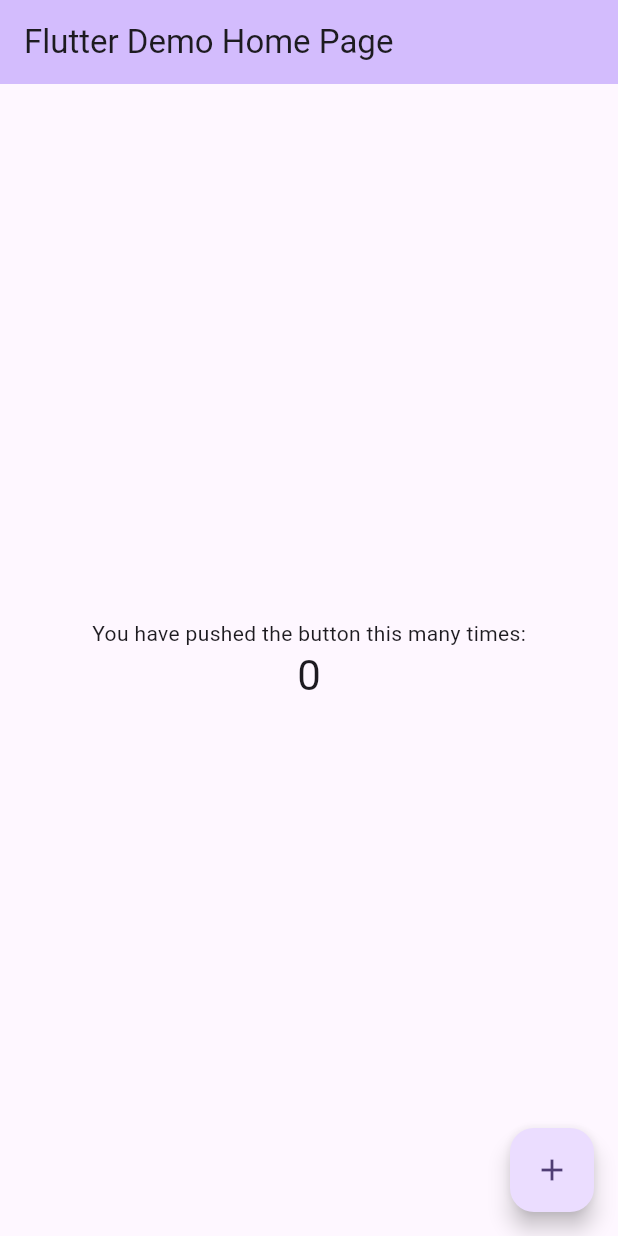
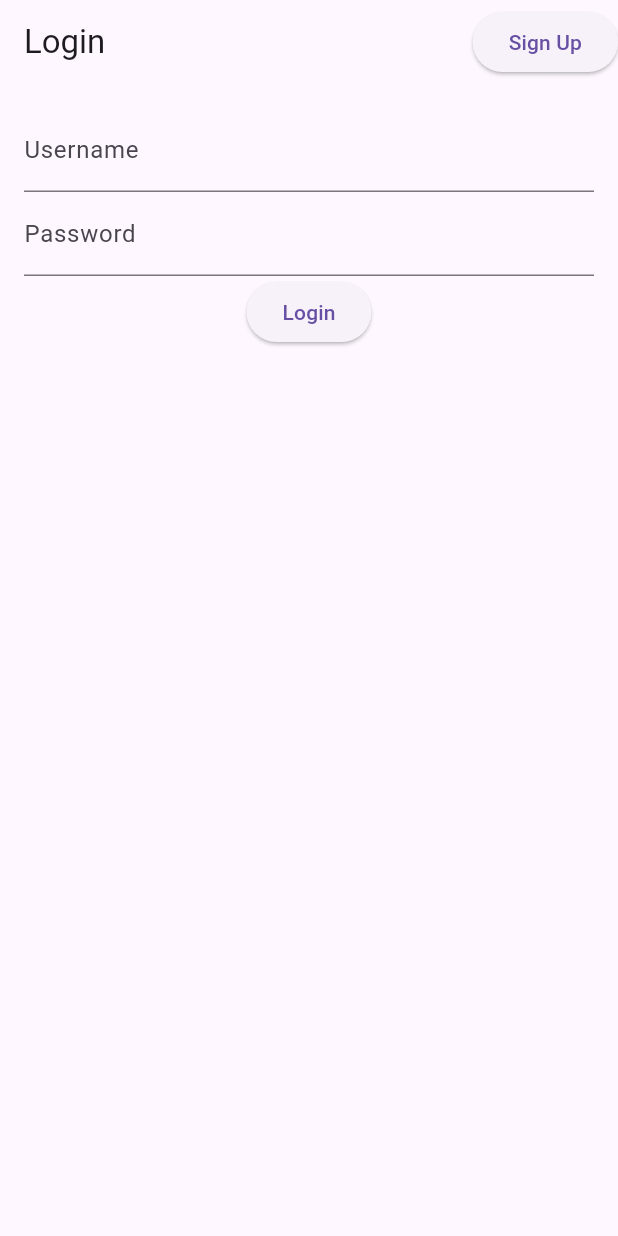
Before and after one commit to HugoClemt/projet_mds, a Flutter app: the screen it shows after launch, on a phone screen of 412 x 824 dp. Run offline on Flutter 3.47's test engine with Material 3 defaults, Android fonts, the phone set to English and light mode, and no system bars; our stand-ins replace shared_preferences.

Commit message:
Authentification ( signup & signin ) with redirection HomeScreen

```diff
--- a/lib/main.dart
+++ b/lib/main.dart
@@ -1,4 +1,5 @@
 import 'package:flutter/material.dart';
+import 'package:projet_mds/view/splash_screen.dart';
 
 void main() {
   runApp(const MyApp());
@@ -7,119 +8,10 @@
 class MyApp extends StatelessWidget {
   const MyApp({super.key});
 
-  // This widget is the root of your application.
   @override
   Widget build(BuildContext context) {
-    return MaterialApp(
-      title: 'Flutter Demo',
-      theme: ThemeData(
-        // This is the theme of your application.
-        //
-        // TRY THIS: Try running your application with "flutter run". You'll see
-        // the application has a purple toolbar. Then, without quitting the app,
-        // try changing the seedColor in the colorScheme below to Colors.green
-        // and then invoke "hot reload" (save your changes or press the "hot
-        // reload" button in a Flutter-supported IDE, or press "r" if you used
-        // the command line to start the app).
-        //
-        // Notice that the counter didn't reset back to zero; the application
-        // state is not lost during the reload. To reset the state, use hot
-        // restart instead.
-        //
-        // This works for code too, not just values: Most code changes can be
-        // tested with just a hot reload.
-        colorScheme: ColorScheme.fromSeed(seedColor: Colors.deepPurple),
-        useMaterial3: true,
-      ),
-      home: const MyHomePage(title: 'Flutter Demo Home Page'),
+    return const MaterialApp(
+      home: SplashScreen(),
     );
   }
 }
-
-class MyHomePage extends StatefulWidget {
-  const MyHomePage({super.key, required this.title});
-
-  // This widget is the home page of your application. It is stateful, meaning
-  // that it has a State object (defined below) that contains fields that affect
-  // how it looks.
-
-  // This class is the configuration for the state. It holds the values (in this
-  // case the title) provided by the parent (in this case the App widget) and
-  // used by the build method of the State. Fields in a Widget subclass are
-  // always marked "final".
-
-  final String title;
-
-  @override
-  State<MyHomePage> createState() => _MyHomePageState();
-}
-
-class _MyHomePageState extends State<MyHomePage> {
-  int _counter = 0;
-
-  void _incrementCounter() {
-    setState(() {
-      // This call to setState tells the Flutter framework that something has
-      // changed in this State, which causes it to rerun the build method below
-      // so that the display can reflect the updated values. If we changed
-      // _counter without calling setState(), then the build method would not be
-      // called again, and so nothing would appear to happen.
-      _counter++;
-    });
-  }
-
-  @override
-  Widget build(BuildContext context) {
-    // This method is rerun every time setState is called, for instance as done
-    // by the _incrementCounter method above.
-    //
-    // The Flutter framework has been optimized to make rerunning build methods
-    // fast, so that you can just rebuild anything that needs updating rather
-    // than having to individually change instances of widgets.
-    return Scaffold(
-      appBar: AppBar(
-        // TRY THIS: Try changing the color here to a specific color (to
-        // Colors.amber, perhaps?) and trigger a hot reload to see the AppBar
-        // change color while the other colors stay the same.
-        backgroundColor: Theme.of(context).colorScheme.inversePrimary,
-        // Here we take the value from the MyHomePage object that was created by
-        // the App.build method, and use it to set our appbar title.
-        title: Text(widget.title),
-      ),
-      body: Center(
-        // Center is a layout widget. It takes a single child and positions it
-        // in the middle of the parent.
-        child: Column(
-          // Column is also a layout widget. It takes a list of children and
-          // arranges them vertically. By default, it sizes itself to fit its
-          // children horizontally, and tries to be as tall as its parent.
-          //
-          // Column has various properties to control how it sizes itself and
-          // how it positions its children. Here we use mainAxisAlignment to
-          // center the children vertically; the main axis here is the vertical
-          // axis because Columns are vertical (the cross axis would be
-          // horizontal).
-          //
-          // TRY THIS: Invoke "debug painting" (choose the "Toggle Debug Paint"
-          // action in the IDE, or press "p" in the console), to see the
-          // wireframe for each widget.
-          mainAxisAlignment: MainAxisAlignment.center,
-          children: <Widget>[
-            const Text(
-              'You have pushed the button this many times:',
-            ),
-            Text(
-              '$_counter',
-              style: Theme.of(context).textTheme.headlineMedium,
-            ),
-          ],
-        ),
-      ),
-      floatingActionButton: FloatingActionButton(
-        onPressed: _incrementCounter,
-        tooltip: 'Increment',
-        child: const Icon(Icons.add),
-      ), // This trailing comma makes auto-formatting nicer for build methods.
-    );
-  }
-}
--- /dev/null
+++ b/lib/model/api_response.dart
@@ -0,0 +1,18 @@
+class ApiResponse {
+  final bool success;
+  final String message;
+  final String? token;
+  final int? id;
+
+  ApiResponse(
+      {required this.success, required this.message, this.token, this.id});
+
+  factory ApiResponse.fromJson(Map<String, dynamic> json) {
+    return ApiResponse(
+      success: json['success'] ?? true,
+      message: json['message'] ?? '',
+      token: json['token'],
+      id: json['id'],
+    );
+  }
+}
--- /dev/null
+++ b/lib/model/user.dart
@@ -0,0 +1,39 @@
+class User {
+  final String id;
+  final String username;
+  final String password;
+  final String email;
+  final String firtsName;
+  final String lastName;
+
+  User({
+    required this.id,
+    required this.username,
+    required this.password,
+    required this.email,
+    required this.firtsName,
+    required this.lastName,
+  });
+
+  factory User.fromJson(Map<String, dynamic> json) {
+    return User(
+      id: json['id'],
+      username: json['username'],
+      password: json['password'],
+      email: json['email'],
+      firtsName: json['firtsName'],
+      lastName: json['lastName'],
+    );
+  }
+
+  Map<String, dynamic> toJson() {
+    return {
+      'id': id,
+      'username': username,
+      'password': password,
+      'email': email,
+      'firtsName': firtsName,
+      'lastName': lastName,
+    };
+  }
+}
--- /dev/null
+++ b/lib/view/login_screen.dart
@@ -0,0 +1,77 @@
+import 'package:flutter/material.dart';
+import 'package:projet_mds/service/authentification_service.dart';
+import 'package:projet_mds/view/home_screen.dart';
+import 'package:projet_mds/view/register_screen.dart';
+
+class LoginScreen extends StatefulWidget {
+  const LoginScreen({super.key});
+
+  @override
+  State<LoginScreen> createState() => _LoginScreenState();
+}
+
+class _LoginScreenState extends State<LoginScreen> {
+  final TextEditingController _usernameController = TextEditingController();
+  final TextEditingController _passwordController = TextEditingController();
+  final AuthentificationService _authentificationservice =
+      AuthentificationService();
+  String? _message;
+
+  void _login() async {
+    final username = _usernameController.text;
+    final password = _passwordController.text;
+
+    final response = await _authentificationservice.login(username, password);
+
+    if (response.success) {
+      if (response.token != null) {
+        await _authentificationservice.saveToken(response.token!);
+      }
+      Navigator.pushReplacement(
+        context,
+        MaterialPageRoute(builder: (context) => const HomeScreen()),
+      );
+    } else {
+      setState(() {
+        _message = response.message;
+      });
+    }
+  }
+
+  @override
+  Widget build(BuildContext context) {
+    return Scaffold(
+      appBar: AppBar(title: const Text('Login'), actions: [
+        ElevatedButton(
+            onPressed: () {
+              Navigator.pushReplacement(
+                  context,
+                  MaterialPageRoute(
+                      builder: (context) => const Registerscreen()));
+            },
+            child: const Text('Sign Up')),
+      ]),
+      body: Padding(
+        padding: const EdgeInsets.all(16.0),
+        child: Column(
+          children: [
+            TextField(
+              controller: _usernameController,
+              decoration: const InputDecoration(labelText: 'Username'),
+            ),
+            TextField(
+              controller: _passwordController,
+              decoration: const InputDecoration(labelText: 'Password'),
+              obscureText: true,
+            ),
+            if (_message != null) Text(_message!),
+            ElevatedButton(
+              onPressed: _login,
+              child: const Text('Login'),
+            ),
+          ],
+        ),
+      ),
+    );
+  }
+}
--- a/pubspec.yaml
+++ b/pubspec.yaml
@@ -35,6 +35,8 @@ dependencies:
   # The following adds the Cupertino Icons font to your application.
   # Use with the CupertinoIcons class for iOS style icons.
   cupertino_icons: ^1.0.6
+  http: ^1.2.1
+  shared_preferences: ^2.2.3
 
 dev_dependencies:
   flutter_test:
```
Also changed, not shown: lib/service/authentification_service.dart (added, +83 -0 lines), lib/view/home_screen.dart (added, +40 -0 lines), lib/view/register_screen.dart (added, +101 -0 lines), lib/view/splash_screen.dart (added, +43 -0 lines), pubspec.lock, 10 other files.
